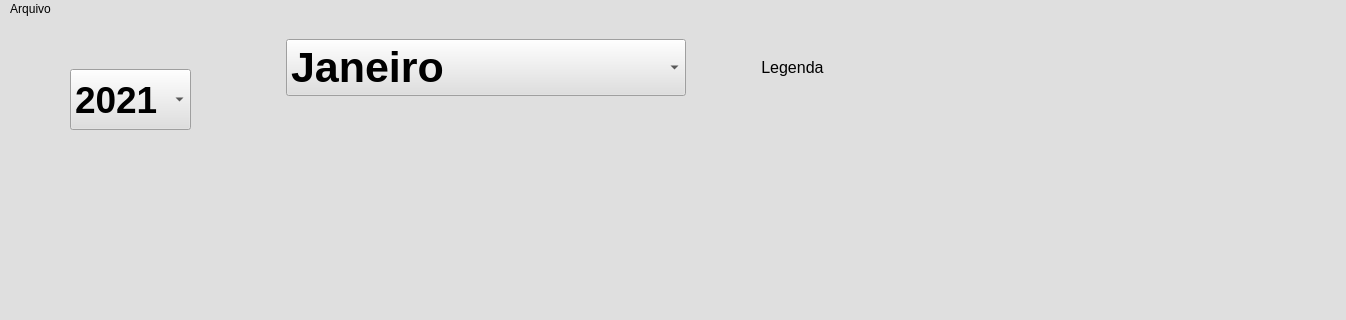
Old version of the form mainwindow.ui in the repository efabreu/Ferramentas-de-manuten-o; both pictures show x 0 to 1346 and y 0 to 320 of the 1346 by 515 pixel window.
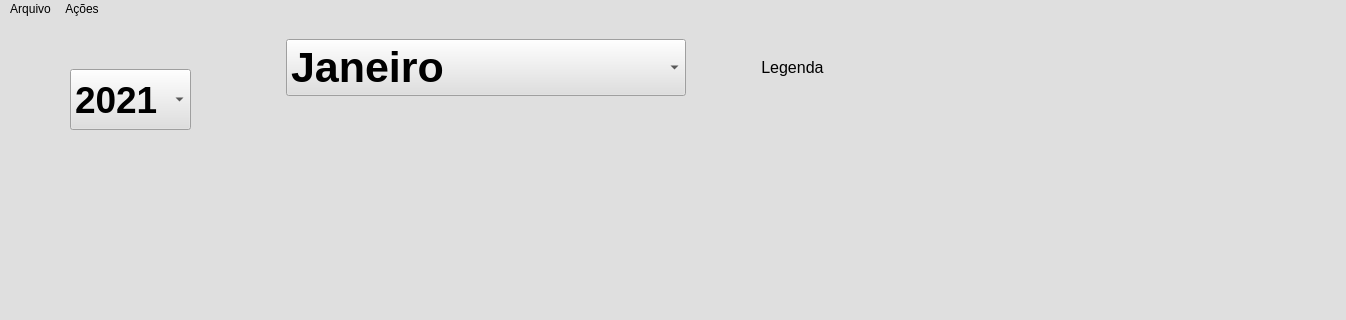
New version of the form. Icons and pictures are not drawn.

Diff of the .ui file:
```diff
--- a/mainwindow.ui
+++ b/mainwindow.ui
@@ -557,6 +557,14 @@
     <property name="title">
      <string>Arquivo</string>
     </property>
+    <addaction name="actionImprimir"/>
+    <addaction name="separator"/>
+    <addaction name="actionSair"/>
+   </widget>
+   <widget class="QMenu" name="menuA_es">
+    <property name="title">
+     <string>Ações</string>
+    </property>
     <addaction name="actionAdd_Funcionario"/>
     <addaction name="actionFerias"/>
     <addaction name="actionAdicionar_Folga"/>
@@ -566,6 +574,7 @@
     <addaction name="actionSair"/>
    </widget>
    <addaction name="menuManuten_o"/>
+   <addaction name="menuA_es"/>
   </widget>
   <widget class="QStatusBar" name="statusbar"/>
   <action name="actionAdd_Funcionario">
```
Left out of the diff: 16 changed lines with no effect on the pictures.
